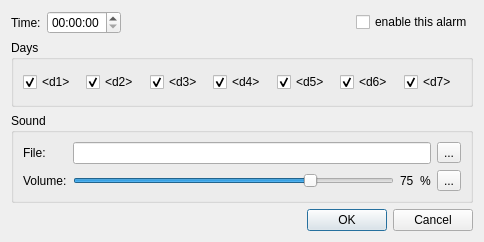
Kolcha/DigitalClock4, file plugins/alarm/gui/edit_alarm_dialog.ui: the form before one commit.
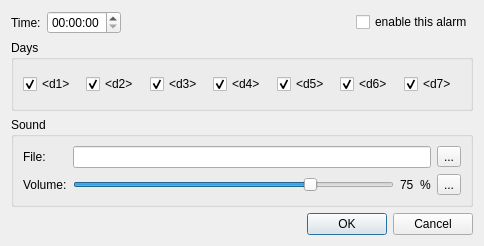
The form after the commit. Icons and pictures are not drawn.

The edit to the form file:
```diff
--- a/plugins/alarm/gui/edit_alarm_dialog.ui
+++ b/plugins/alarm/gui/edit_alarm_dialog.ui
@@ -7,7 +7,7 @@
     <x>0</x>
     <y>0</y>
     <width>484</width>
-    <height>242</height>
+    <height>246</height>
    </rect>
   </property>
   <property name="windowTitle">
```
Left out of the diff: 12 changed lines with no effect on the pictures.
